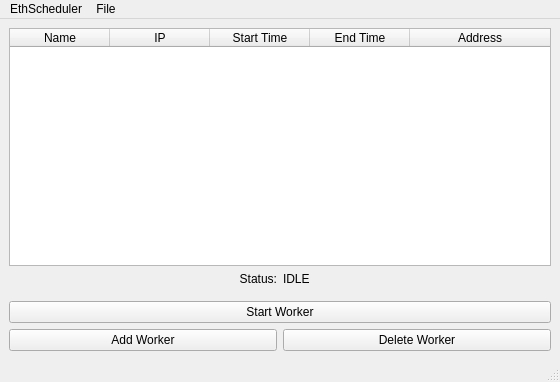
Qt form EthScheduler.ui (akookoo/EthScheduler) before a commit.
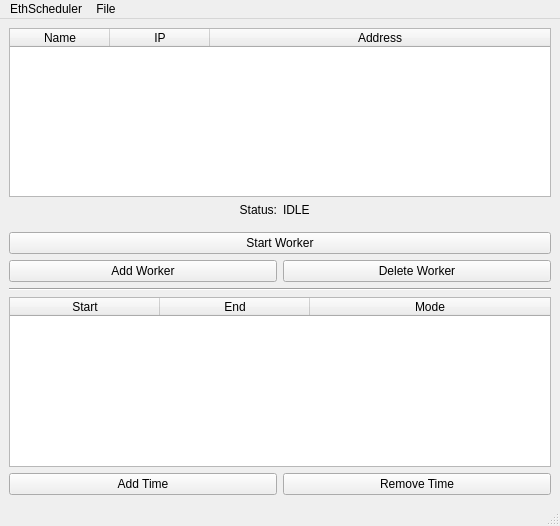
The same form after that commit.

Commit message: working on adding ability to add multiple times for each worker

Patch:
```diff
--- a/EthScheduler.ui
+++ b/EthScheduler.ui
@@ -7,7 +7,7 @@
     <x>0</x>
     <y>0</y>
     <width>560</width>
-    <height>382</height>
+    <height>526</height>
    </rect>
   </property>
   <property name="windowTitle">
@@ -60,16 +60,6 @@
         <string>IP</string>
        </property>
       </column>
-      <column>
-       <property name="text">
-        <string>Start Time</string>
-       </property>
-      </column>
-      <column>
-       <property name="text">
-        <string>End Time</string>
-       </property>
-      </column>
       <column>
        <property name="text">
         <string>Address</string>
@@ -166,6 +156,88 @@
       </layout>
      </widget>
     </item>
+    <item>
+     <widget class="Line" name="line">
+      <property name="orientation">
+       <enum>Qt::Horizontal</enum>
+      </property>
+     </widget>
+    </item>
+    <item>
+     <widget class="QTableWidget" name="times_tableWidget">
+      <property name="alternatingRowColors">
+       <bool>true</bool>
+      </property>
+      <property name="selectionBehavior">
+       <enum>QAbstractItemView::SelectRows</enum>
+      </property>
+      <property name="showGrid">
+       <bool>false</bool>
+      </property>
+      <property name="sortingEnabled">
+       <bool>true</bool>
+      </property>
+      <attribute name="horizontalHeaderDefaultSectionSize">
+       <number>150</number>
+      </attribute>
+      <attribute name="horizontalHeaderStretchLastSection">
+       <bool>true</bool>
+      </attribute>
+      <column>
+       <property name="text">
+        <string>Start</string>
+       </property>
+      </column>
+      <column>
+       <property name="text">
+        <string>End</string>
+       </property>
+      </column>
+      <column>
+       <property name="text">
+        <string>Mode</string>
+       </property>
+      </column>
+     </widget>
+    </item>
+    <item>
+     <widget class="QFrame" name="frame_3">
+      <property name="frameShape">
+       <enum>QFrame::NoFrame</enum>
+      </property>
+      <property name="frameShadow">
+       <enum>QFrame::Raised</enum>
+      </property>
+      <layout class="QHBoxLayout" name="horizontalLayout_3">
+       <property name="leftMargin">
+        <number>0</number>
+       </property>
+       <property name="topMargin">
+        <number>0</number>
+       </property>
+       <property name="rightMargin">
+        <number>0</number>
+       </property>
+       <property name="bottomMargin">
+        <number>0</number>
+       </property>
+       <item>
+        <widget class="QPushButton" name="add_time_pushButton">
+         <property name="text">
+          <string>Add Time</string>
+         </property>
+        </widget>
+       </item>
+       <item>
+        <widget class="QPushButton" name="remove_time_pushButton">
+         <property name="text">
+          <string>Remove Time</string>
+         </property>
+        </widget>
+       </item>
+      </layout>
+     </widget>
+    </item>
    </layout>
   </widget>
   <widget class="QMenuBar" name="menubar">
```
Left out of the diff: 2 changed lines with no effect on the pictures. The commit also changes 4 other files.
